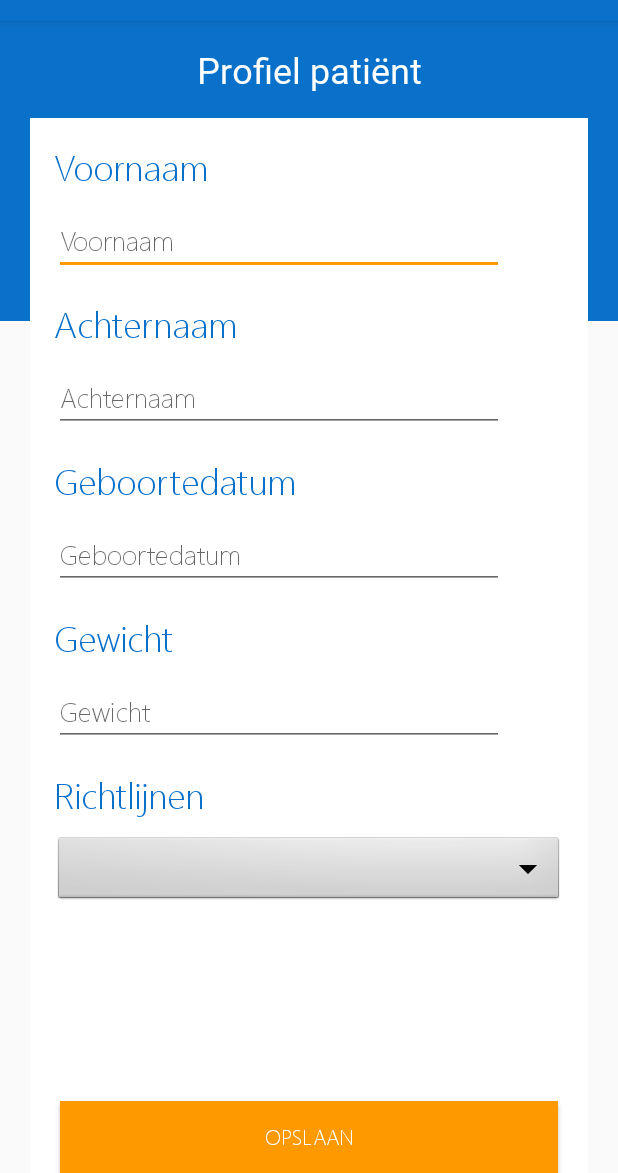
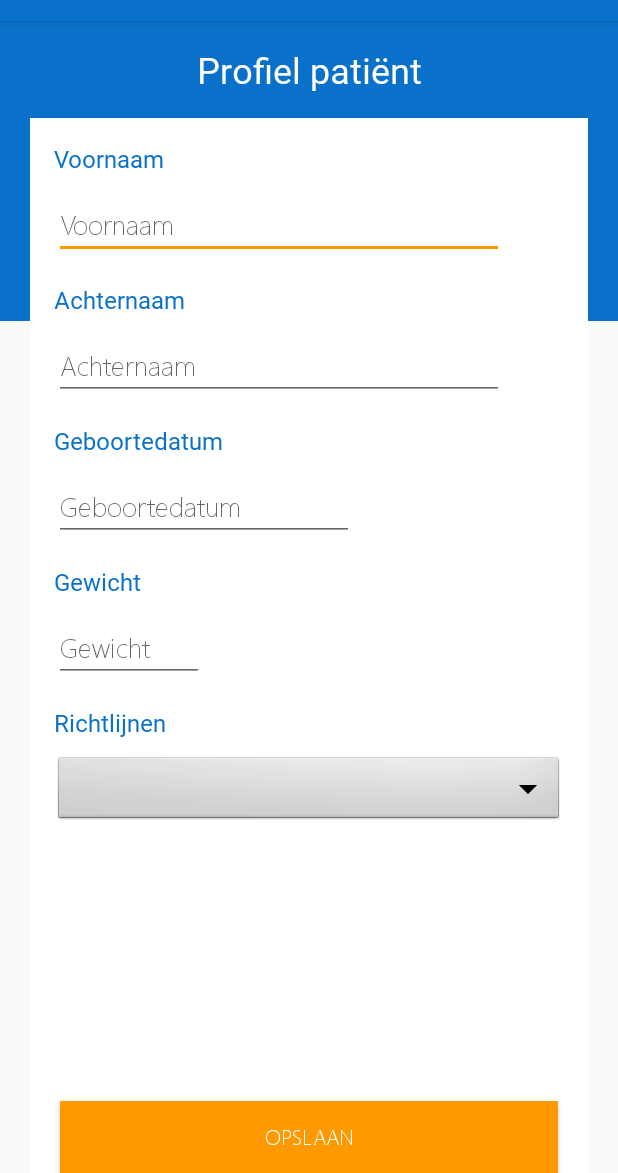
Before and after one commit to giannistek1/Nizi, an Android app: the AddPatientActivity screen opened directly, with no data from a screen before it, on a phone screen of 412 x 824 dp, the part 63-1236 px from its top. Run offline under Robolectric (Android 15) with nearby library versions, the phone set to English and light mode, and no system bars.

Commit message:
Registering patient works (without checks)

```diff
--- a/app/src/main/java/nl/stekkinger/nizi/ApiService.kt
+++ b/app/src/main/java/nl/stekkinger/nizi/ApiService.kt
@@ -1,9 +1,11 @@
 package nl.stekkinger.nizi
 
+import com.google.gson.JsonObject
 import nl.stekkinger.nizi.classes.AccessTokenResult
 import nl.stekkinger.nizi.classes.DoctorLogin
 import nl.stekkinger.nizi.classes.*
 import nl.stekkinger.nizi.classes.PatientLogin
+import okhttp3.RequestBody
 import okhttp3.ResponseBody
 import retrofit2.Call
 import retrofit2.http.*
@@ -128,15 +130,10 @@ interface ApiService {
         @Header("Authorization") authHeader : String
     ) : Call<List<Patient>>
 
-    @FormUrlEncoded
     @POST("v1/patient")
     fun registerPatient(
         @Header("Authorization") authHeader : String,
-        @Field("firstName") firstName: String,
-        @Field("lastName") lastName: String,
-        @Field("dateOfBirth") dateOfBirth: String,
-        @Field("weight") weight: Float,
-        @Field("doctorId") doctorId: Int
+        @Body body: PatientLogin
     ) : Call<Unit>
 
     @GET("v1/patient/{patientId}")
--- a/app/src/main/res/layout/activity_add_patient.xml
+++ b/app/src/main/res/layout/activity_add_patient.xml
@@ -49,7 +49,8 @@
             android:id="@+id/activity_add_patient_txt_firstName"
             android:text="@string/first_name"
             android:textColor="@color/colorPrimary"
-            android:textSize="@dimen/h1"
+            android:textSize="@dimen/h3"
+            android:fontFamily="@font/segoe_ui_semibold"
             android:layout_width="match_parent"
             android:layout_height="wrap_content"
             android:layout_below="@+id/activity_add_patient_ll_header"
@@ -58,7 +59,7 @@
 
         <EditText
             android:id="@+id/activity_add_patient_et_firstName"
-            android:inputType="text"
+            android:inputType="textCapSentences"
             android:hint="@string/first_name"
             android:layout_width="300dp"
             android:layout_height="wrap_content"
@@ -71,7 +72,8 @@
             android:id="@+id/activity_add_patient_txt_lastName"
             android:text="@string/last_name"
             android:textColor="@color/colorPrimary"
-            android:textSize="@dimen/h1"
+            android:textSize="@dimen/h3"
+            android:fontFamily="@font/segoe_ui_semibold"
             android:layout_width="match_parent"
             android:layout_height="wrap_content"
             android:layout_below="@+id/activity_add_patient_et_firstName"
@@ -80,7 +82,7 @@
 
         <EditText
             android:id="@+id/activity_add_patient_et_lastName"
-            android:inputType="text"
+            android:inputType="textCapSentences"
             android:hint="@string/last_name"
             android:layout_width="300dp"
             android:layout_height="wrap_content"
@@ -93,7 +95,8 @@
             android:id="@+id/activity_add_patient_txt_dob"
             android:text="@string/date_of_birth"
             android:textColor="@color/colorPrimary"
-            android:textSize="@dimen/h1"
+            android:textSize="@dimen/h3"
+            android:fontFamily="@font/segoe_ui_semibold"
             android:layout_width="match_parent"
             android:layout_height="wrap_content"
             android:layout_below="@+id/activity_add_patient_et_lastName"
@@ -103,7 +106,7 @@
 
         <EditText
             android:id="@+id/activity_add_patient_et_dob"
-            android:layout_width="300dp"
+            android:layout_width="200dp"
             android:layout_height="wrap_content"
             android:layout_below="@+id/activity_add_patient_txt_dob"
             android:layout_marginTop="@dimen/marginSmall"
@@ -116,7 +119,8 @@
             android:id="@+id/activity_add_patient_txt_weight"
             android:text="@string/weight"
             android:textColor="@color/colorPrimary"
-            android:textSize="@dimen/h1"
+            android:textSize="@dimen/h3"
+            android:fontFamily="@font/segoe_ui_semibold"
             android:layout_width="match_parent"
             android:layout_height="wrap_content"
             android:layout_below="@+id/activity_add_patient_et_dob"
@@ -127,7 +131,7 @@
             android:id="@+id/activity_add_patient_et_weight"
             android:inputType="text"
             android:hint="@string/weight"
-            android:layout_width="300dp"
+            android:layout_width="100dp"
             android:layout_height="wrap_content"
             android:layout_below="@+id/activity_add_patient_txt_weight"
             android:layout_marginTop="@dimen/marginSmall"
@@ -138,7 +142,8 @@
             android:id="@+id/activity_add_patient_txt_guidelines"
             android:text="@string/guidelines"
             android:textColor="@color/colorPrimary"
-            android:textSize="@dimen/h1"
+            android:textSize="@dimen/h3"
+            android:fontFamily="@font/segoe_ui_semibold"
             android:layout_width="match_parent"
             android:layout_height="wrap_content"
             android:layout_below="@+id/activity_add_patient_et_weight"
```
Also changed, not shown: app/src/main/java/nl/stekkinger/nizi/classes/PatientLogin.kt (+3 -6 lines), app/src/main/java/nl/stekkinger/nizi/repositories/PatientRepository.kt (+10 -1 lines).
